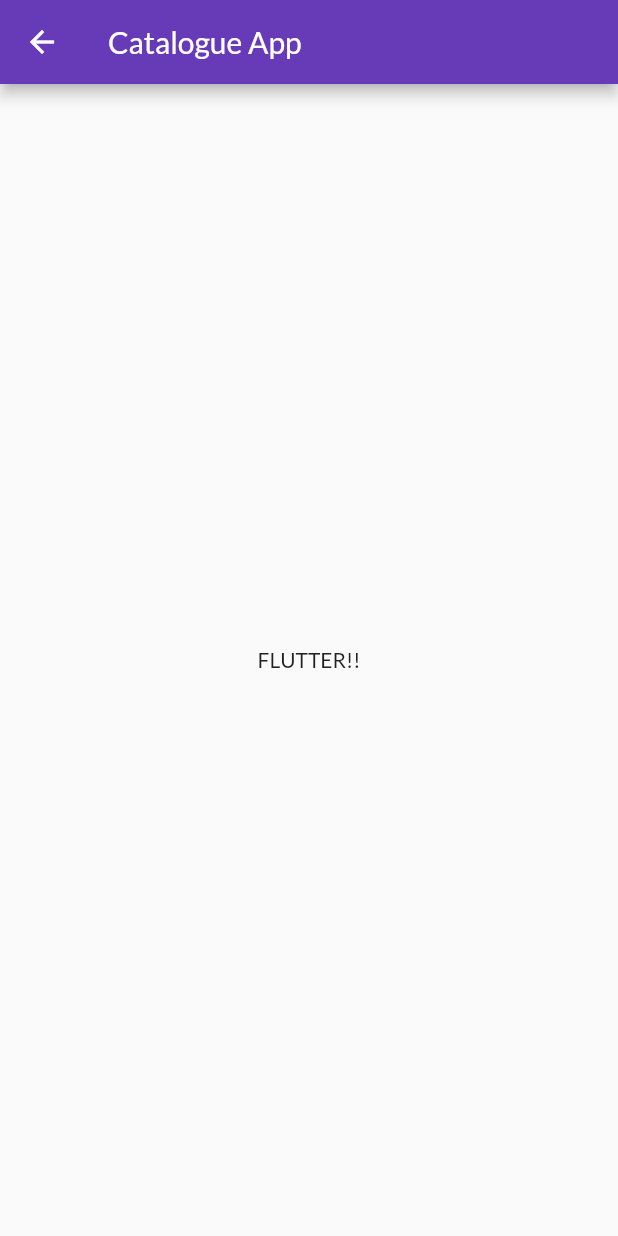
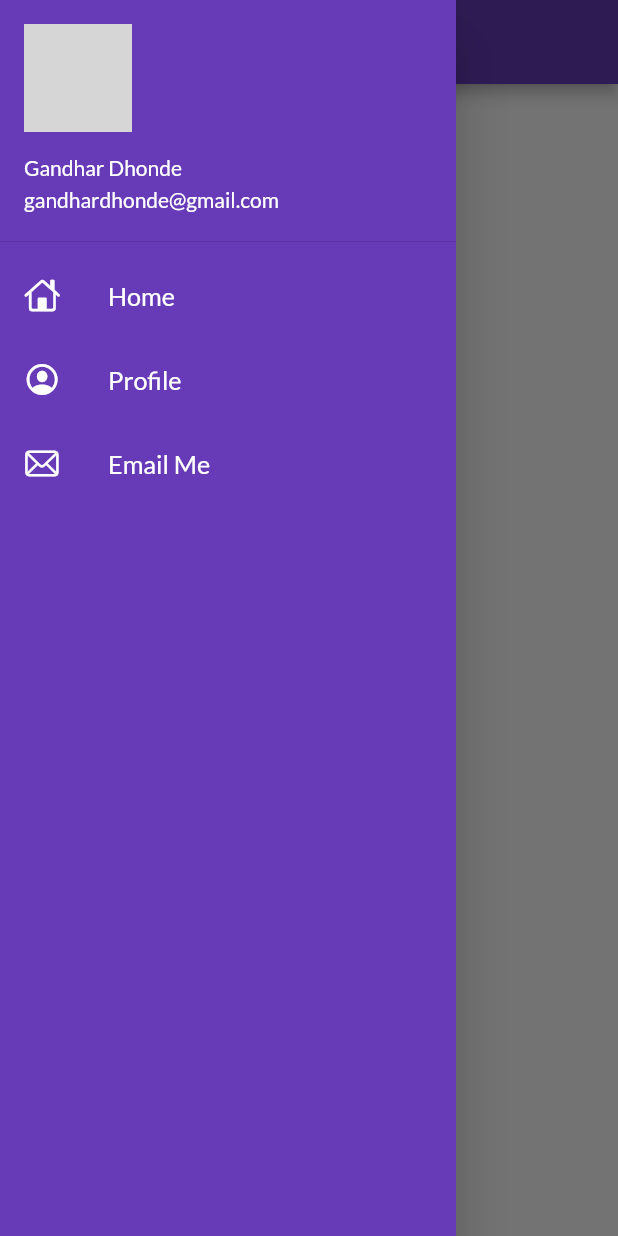
Before and after one commit to gandhar007/30DaysCatalogueApp, a Flutter app: the screen it shows after launch, with the side drawer open (before the commit the screen has no drawer), on a phone screen of 412 x 824 dp. Run offline on Flutter 3.47's test engine with Material 2 defaults, Android fonts, the phone set to English and light mode, and no system bars; our stand-ins replace google_fonts; network calls fail; grey boxes are pictures that could not be loaded.

Commit message:
Day 7 Completed

```diff
--- a/lib/main.dart
+++ b/lib/main.dart
@@ -15,7 +15,7 @@ class MyApp extends StatelessWidget {
   @override
   Widget build(BuildContext context) {
     return MaterialApp(
-      //debugShowCheckedModeBanner: false,
+      debugShowCheckedModeBanner: false,
       themeMode: ThemeMode.light,
       theme: ThemeData(
         primarySwatch: Colors.deepPurple,
--- a/lib/pages/home_page.dart
+++ b/lib/pages/home_page.dart
@@ -1,4 +1,5 @@
 import 'package:flutter/material.dart';
+import 'package:catalouge/widgets/drawer.dart';
 
 class HomePage extends StatelessWidget {
   const HomePage({Key? key}) : super(key: key);
@@ -11,7 +12,8 @@ class HomePage extends StatelessWidget {
         ),
         body: Center(
           child: Text("FLUTTER!!")
-        )
+        ),
+        drawer: MyDrawer(),
     );
   }
 }
--- /dev/null
+++ b/lib/widgets/drawer.dart
@@ -0,0 +1,63 @@
+import 'package:flutter/cupertino.dart';
+import 'package:flutter/material.dart';
+
+class MyDrawer extends StatelessWidget {
+  @override
+  Widget build(BuildContext context) {
+    final imageUrl = "https://images.saymedia-content.com/.image/c_limit%2Ccs_srgb%2Cq_auto:eco%2Cw_466/MTg4ODcyNjkzODM4MzkwODE2/eren-yeager-hero-or-villain.webp";
+    return Drawer(
+      child: Container(
+        color: Colors.deepPurple,
+        child: ListView(
+          padding: EdgeInsets.zero,
+          children: [
+            DrawerHeader(
+              padding: EdgeInsets.zero,
+              child: UserAccountsDrawerHeader(
+                margin: EdgeInsets.zero,
+                accountName: Text("Gandhar Dhonde"),
+                accountEmail: Text("gandhardhonde@gmail.com"),
+                currentAccountPicture: CircleAvatar(
+                  backgroundImage: NetworkImage(imageUrl),
+                ),
+              ),
+            ),
+            ListTile(
+              leading: Icon(
+                CupertinoIcons.home,
+                color: Colors.white,
+              ),
+              title: Text(
+                "Home",
+                textScaleFactor: 1.2,
+                style: TextStyle(color: Colors.white),
+              ),
+            ),
+            ListTile(
+              leading: Icon(
+                CupertinoIcons.profile_circled,
+                color: Colors.white,
+              ),
+              title: Text(
+                "Profile",
+                textScaleFactor: 1.2,
+                style: TextStyle(color: Colors.white),
+              ),
+            ),
+            ListTile(
+              leading: Icon(
+                CupertinoIcons.mail,
+                color: Colors.white,
+              ),
+              title: Text(
+                "Email Me",
+                textScaleFactor: 1.2,
+                style: TextStyle(color: Colors.white),
+              ),
+            ),
+          ],
+        ),
+      ),
+    );
+  }
+}
```
